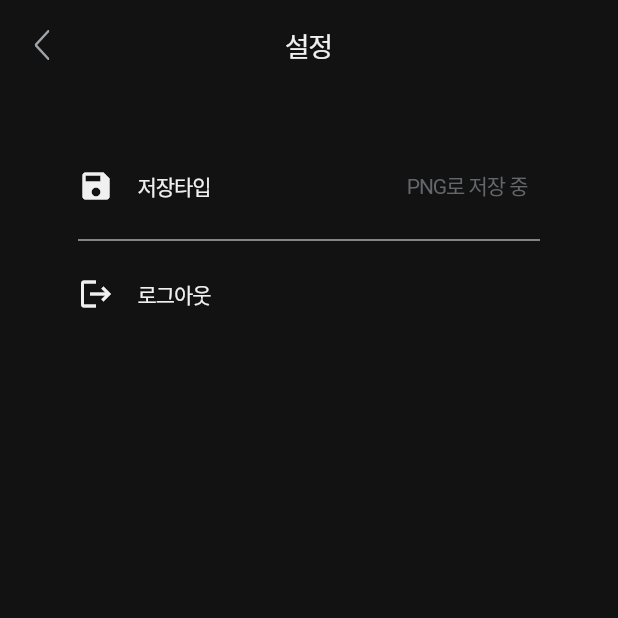
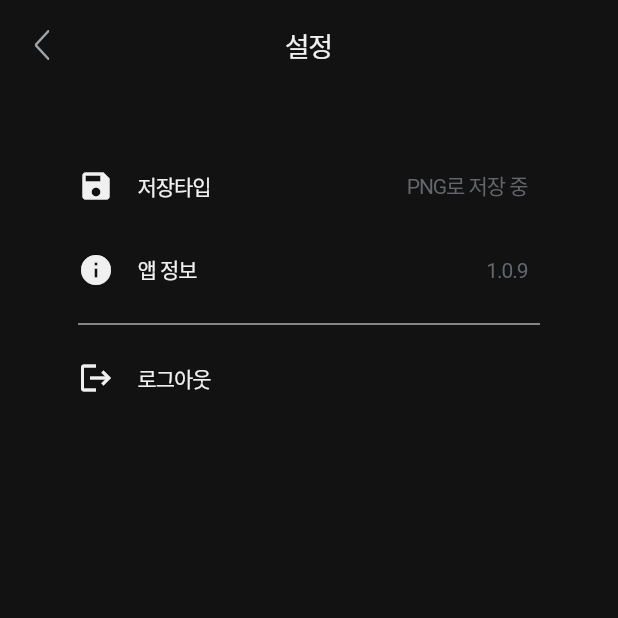
Before and after one commit to NotCho/novelAi_imagegen_app, a Flutter app: the SettingPage screen opened by its route, on a phone screen of 412 x 824 dp, the top half of it. Run offline on Flutter 3.47's test engine with Material 3 defaults, Android fonts, the phone set to English and light mode, and no system bars; our stand-ins replace auto_size_text, dartz, device_info_plus, flutter_screenutil, flutter_svg, freezed_annotation and 8 more; missing offline and left inert: flutter_foreground_task, image_gallery_saver_plus; accounts and stored records are empty; network calls fail; Roboto replaces fonts that are missing (Pretendard).

Commit message:
Display app version in settings using package_info_plus
Added package_info_plus dependency and logic to GlobalController to fetch the current app version. Updated the settings page to show the app version in the UI.

```diff
--- a/flutter/lib/infra/core/dependency.dart
+++ b/flutter/lib/infra/core/dependency.dart
@@ -33,6 +33,7 @@ Future<void> injectDependencies() async {
   Get.put<ISkeletonRouter>(SkeletonRouter());
   Get.put<GlobalController>(GlobalController());
   Get.put(ImageCacheManager(), permanent: true);
+
 }
 
 Future<void> _requestPermissions() async {
--- a/flutter/lib/view/setting/setting_page.dart
+++ b/flutter/lib/view/setting/setting_page.dart
@@ -30,6 +30,17 @@ class SettingPage extends GetView<SettingPageController> {
                         style: SkeletonTextTheme.body2Long
                             .copyWith(color: SkeletonColorScheme.newG600)),
                   ))),
+          _buildListTile(
+              title: "앱 정보",
+              icon: Icons.info,
+              onTap: () {
+                // controller.showAppInfo();
+              },
+              trailing: Text(
+                controller.global.currentClientVersion.value,
+                style: SkeletonTextTheme.body2Long
+                    .copyWith(color: SkeletonColorScheme.newG600),
+              )),
           Padding(
             padding: const EdgeInsets.symmetric(horizontal: 16.0),
             child: Divider(
--- a/flutter/pubspec.yaml
+++ b/flutter/pubspec.yaml
@@ -49,6 +49,7 @@ dependencies:
   cupertino_icons: ^1.0.8
   mime: ^1.0.5
   intl: ^0.20.2
+  package_info_plus: ^9.0.0
 
 
 dev_dependencies:
```
Also changed, not shown: flutter/lib/application/core/global_controller.dart (+13 -0 lines), flutter/pubspec.lock, 1 other file.
